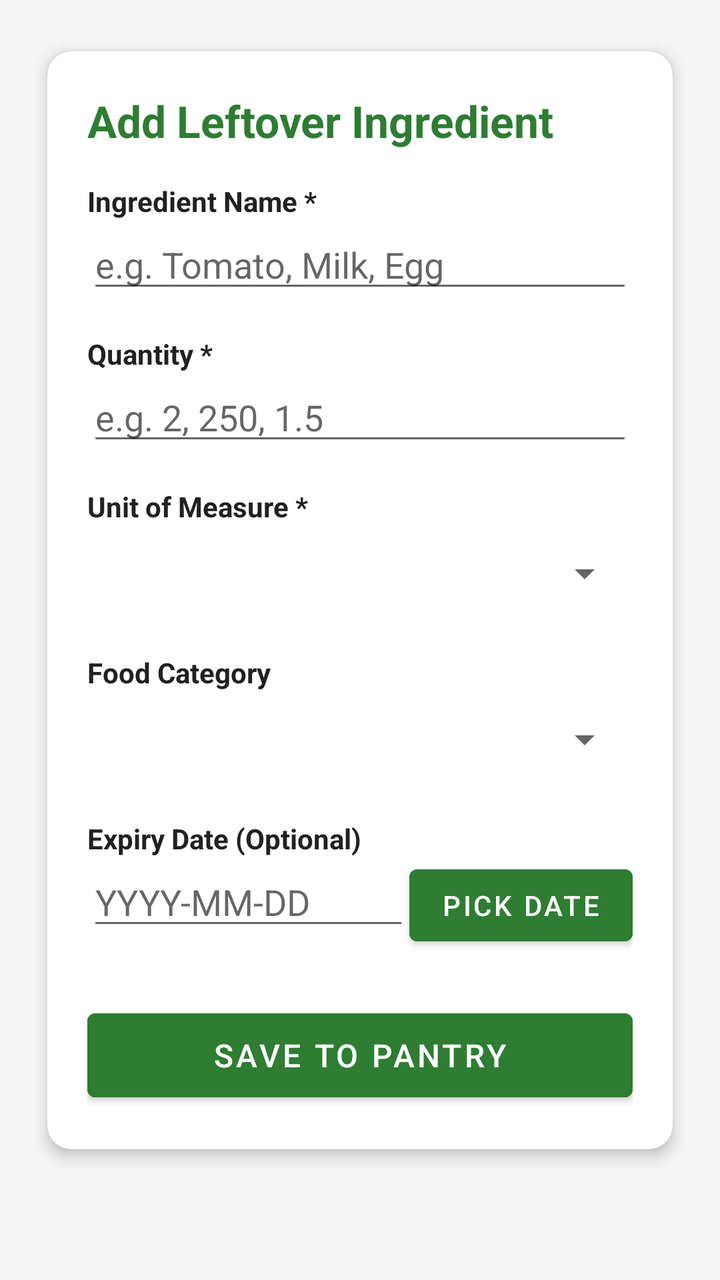
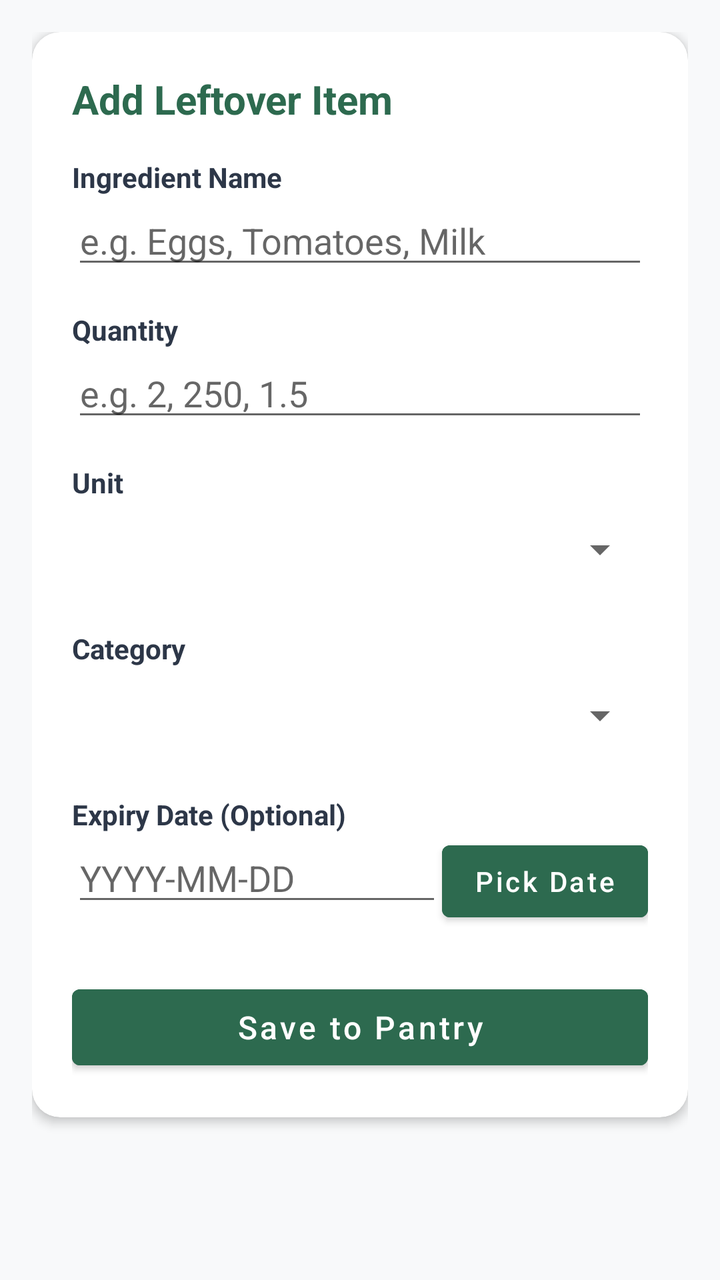

Screens rendered from an Android XML layout before and after an edit, with the pre-edit source and the edit as a unified diff.
<!-- AndroidManifest.xml: application theme Theme.SmartPantryManager -->
<!-- res/layout/activity_add_edit_ingredient.xml -->
<?xml version="1.0" encoding="utf-8"?>
<ScrollView xmlns:android="http://schemas.android.com/apk/res/android"
    xmlns:app="http://schemas.android.com/apk/res-auto"
    android:layout_width="match_parent"
    android:layout_height="match_parent"
    android:background="@color/background"
    android:padding="16dp">

    <androidx.cardview.widget.CardView
        android:layout_width="match_parent"
        android:layout_height="wrap_content"
        app:cardCornerRadius="12dp"
        app:cardElevation="4dp"
        app:cardUseCompatPadding="true">

        <LinearLayout
            android:layout_width="match_parent"
            android:layout_height="wrap_content"
            android:orientation="vertical"
            android:padding="20dp">

            <TextView
                android:id="@+id/tvFormTitle"
                android:layout_width="wrap_content"
                android:layout_height="wrap_content"
                android:text="Add Leftover Ingredient"
                android:textColor="@color/primary"
                android:textSize="22sp"
                android:textStyle="bold"
                android:layout_marginBottom="16dp" />

            <TextView
                android:layout_width="wrap_content"
                android:layout_height="wrap_content"
                android:text="Ingredient Name *"
                android:textColor="@color/text_primary"
                android:textStyle="bold" />

            <EditText
                android:id="@+id/etIngredientName"
                android:layout_width="match_parent"
                android:layout_height="wrap_content"
                android:hint="e.g. Tomato, Milk, Egg"
                android:inputType="textCapWords"
                android:layout_marginBottom="16dp" />

            <TextView
                android:layout_width="wrap_content"
                android:layout_height="wrap_content"
                android:text="Quantity *"
                android:textColor="@color/text_primary"
                android:textStyle="bold" />

            <EditText
                android:id="@+id/etIngredientQuantity"
                android:layout_width="match_parent"
                android:layout_height="wrap_content"
                android:hint="e.g. 2, 250, 1.5"
                android:inputType="numberDecimal"
                android:layout_marginBottom="16dp" />

            <TextView
                android:layout_width="wrap_content"
                android:layout_height="wrap_content"
                android:text="Unit of Measure *"
                android:textColor="@color/text_primary"
                android:textStyle="bold" />

            <Spinner
                android:id="@+id/spinnerUnit"
                android:layout_width="match_parent"
                android:layout_height="48dp"
                android:layout_marginBottom="16dp" />

            <TextView
                android:layout_width="wrap_content"
                android:layout_height="wrap_content"
                android:text="Food Category"
                android:textColor="@color/text_primary"
                android:textStyle="bold" />

            <Spinner
                android:id="@+id/spinnerCategory"
                android:layout_width="match_parent"
                android:layout_height="48dp"
                android:layout_marginBottom="16dp" />

            <TextView
                android:layout_width="wrap_content"
                android:layout_height="wrap_content"
                android:text="Expiry Date (Optional)"
                android:textColor="@color/text_primary"
                android:textStyle="bold" />

            <LinearLayout
                android:layout_width="match_parent"
                android:layout_height="wrap_content"
                android:orientation="horizontal"
                android:layout_marginBottom="24dp">

                <EditText
                    android:id="@+id/etExpiryDate"
                    android:layout_width="0dp"
                    android:layout_height="wrap_content"
                    android:layout_weight="1"
                    android:focusable="false"
                    android:hint="YYYY-MM-DD" />

                <Button
                    android:id="@+id/btnPickDate"
                    android:layout_width="wrap_content"
                    android:layout_height="wrap_content"
                    android:text="Pick Date"
                    android:backgroundTint="@color/primary"
                    android:textColor="@android:color/white" />
            </LinearLayout>

            <Button
                android:id="@+id/btnSaveIngredient"
                android:layout_width="match_parent"
                android:layout_height="54dp"
                android:text="Save to Pantry"
                android:textSize="16sp"
                android:backgroundTint="@color/primary"
                android:textColor="@android:color/white" />

        </LinearLayout>
    </androidx.cardview.widget.CardView>
</ScrollView>
<!-- resources referenced by this layout -->
<resources>
  <color name="background">#F5F5F5</color>
  <color name="primary">#2E7D32</color>
  <color name="text_primary">#212121</color>
  <style name="Theme.SmartPantryManager" parent="Theme.MaterialComponents.DayNight.DarkActionBar">
          <item name="colorPrimary">@color/primary</item>
          <item name="colorPrimaryVariant">@color/primary_dark</item>
          <item name="colorOnPrimary">@android:color/white</item>
          <item name="colorSecondary">@color/accent</item>
          <item name="colorOnSecondary">@android:color/white</item>
          <item name="android:statusBarColor">?attr/colorPrimaryVariant</item>
      </style>
  <color name="primary_dark">#1B5E20</color>
  <color name="accent">#4CAF50</color>
</resources>

<!-- the commit's change to res/layout/activity_add_edit_ingredient.xml (unified diff, before → after) -->
@@ -9,9 +9,8 @@
     <androidx.cardview.widget.CardView
         android:layout_width="match_parent"
         android:layout_height="wrap_content"
-        app:cardCornerRadius="12dp"
-        app:cardElevation="4dp"
-        app:cardUseCompatPadding="true">
+        app:cardCornerRadius="14dp"
+        app:cardElevation="3dp">
 
         <LinearLayout
             android:layout_width="match_parent"
@@ -23,16 +22,16 @@
                 android:id="@+id/tvFormTitle"
                 android:layout_width="wrap_content"
                 android:layout_height="wrap_content"
-                android:text="Add Leftover Ingredient"
+                android:text="Add Leftover Item"
                 android:textColor="@color/primary"
-                android:textSize="22sp"
+                android:textSize="20sp"
                 android:textStyle="bold"
                 android:layout_marginBottom="16dp" />
 
             <TextView
                 android:layout_width="wrap_content"
                 android:layout_height="wrap_content"
-                android:text="Ingredient Name *"
+                android:text="Ingredient Name"
                 android:textColor="@color/text_primary"
                 android:textStyle="bold" />
 
@@ -40,14 +39,14 @@
                 android:id="@+id/etIngredientName"
                 android:layout_width="match_parent"
                 android:layout_height="wrap_content"
-                android:hint="e.g. Tomato, Milk, Egg"
+                android:hint="e.g. Eggs, Tomatoes, Milk"
                 android:inputType="textCapWords"
                 android:layout_marginBottom="16dp" />
 
             <TextView
                 android:layout_width="wrap_content"
                 android:layout_height="wrap_content"
-                android:text="Quantity *"
+                android:text="Quantity"
                 android:textColor="@color/text_primary"
                 android:textStyle="bold" />
 
@@ -62,7 +61,7 @@
             <TextView
                 android:layout_width="wrap_content"
                 android:layout_height="wrap_content"
-                android:text="Unit of Measure *"
+                android:text="Unit"
                 android:textColor="@color/text_primary"
                 android:textStyle="bold" />
 
@@ -75,7 +74,7 @@
             <TextView
                 android:layout_width="wrap_content"
                 android:layout_height="wrap_content"
-                android:text="Food Category"
+                android:text="Category"
                 android:textColor="@color/text_primary"
                 android:textStyle="bold" />
 
@@ -111,6 +110,7 @@
                     android:layout_width="wrap_content"
                     android:layout_height="wrap_content"
                     android:text="Pick Date"
+                    android:textAllCaps="false"
                     android:backgroundTint="@color/primary"
                     android:textColor="@android:color/white" />
             </LinearLayout>
@@ -118,8 +118,9 @@
             <Button
                 android:id="@+id/btnSaveIngredient"
                 android:layout_width="match_parent"
-                android:layout_height="54dp"
+                android:layout_height="50dp"
                 android:text="Save to Pantry"
+                android:textAllCaps="false"
                 android:textSize="16sp"
                 android:backgroundTint="@color/primary"
                 android:textColor="@android:color/white" />
<!-- resource entries referenced after the edit -->
@@ -1,17 +1,17 @@
 <!-- resources referenced by this layout -->
 <resources>
-  <color name="background">#F5F5F5</color>
-  <color name="primary">#2E7D32</color>
-  <color name="text_primary">#212121</color>
+  <color name="background">#F8F9FA</color>
+  <color name="primary">#2D6A4F</color>
+  <color name="text_primary">#2D3748</color>
   <style name="Theme.SmartPantryManager" parent="Theme.MaterialComponents.DayNight.DarkActionBar">
           <item name="colorPrimary">@color/primary</item>
           <item name="colorPrimaryVariant">@color/primary_dark</item>
           <item name="colorOnPrimary">@android:color/white</item>
           <item name="colorSecondary">@color/accent</item>
           <item name="colorOnSecondary">@android:color/white</item>
-          <item name="android:statusBarColor">?attr/colorPrimaryVariant</item>
+          <item name="android:statusBarColor">@color/primary_dark</item>
       </style>
-  <color name="primary_dark">#1B5E20</color>
-  <color name="accent">#4CAF50</color>
+  <color name="primary_dark">#1B4332</color>
+  <color name="accent">#40916C</color>
 </resources>
 
